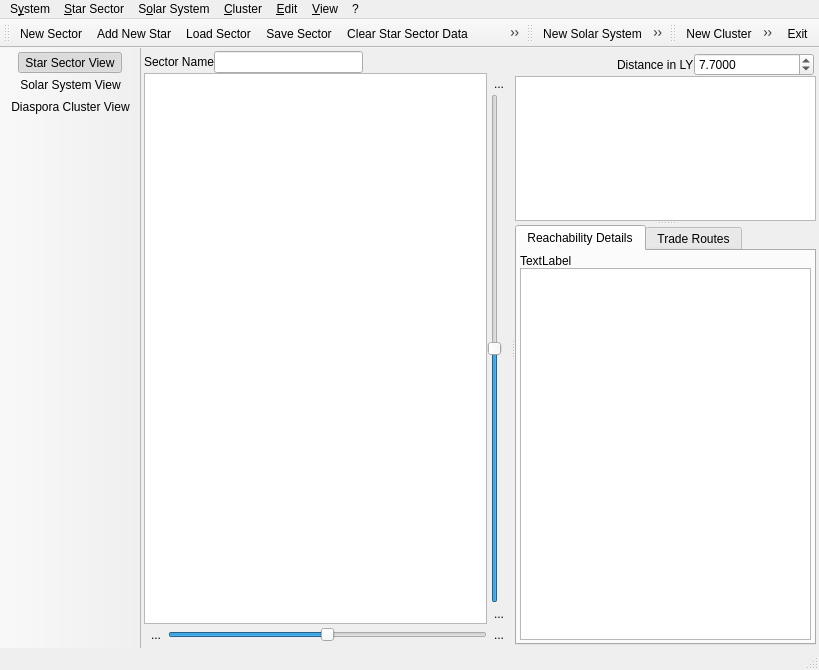
Above: src/warpmainwindow.ui from maxlambertini/Warp2010 before the change. Below: the same form after it.
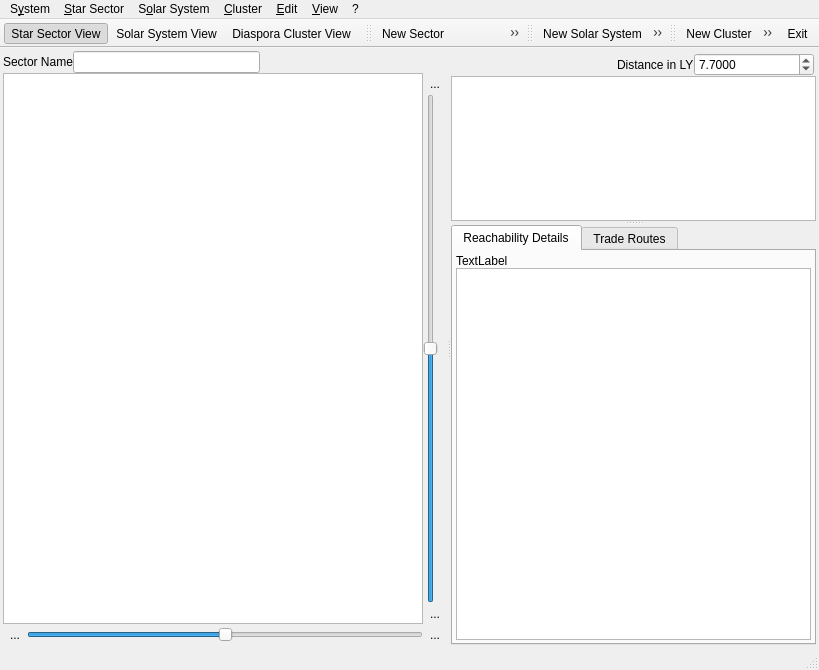
That is the form after the change. Icons and pictures are not drawn. Custom widgets are drawn as their Qt base class.

Diff of the .ui file:
```diff
--- a/src/warpmainwindow.ui
+++ b/src/warpmainwindow.ui
@@ -906,6 +906,32 @@
    <addaction name="menu"/>
   </widget>
   <widget class="QStatusBar" name="statusbar"/>
+  <widget class="QToolBar" name="toolBar">
+   <property name="windowTitle">
+    <string>toolBar</string>
+   </property>
+   <property name="movable">
+    <bool>false</bool>
+   </property>
+   <property name="iconSize">
+    <size>
+     <width>24</width>
+     <height>24</height>
+    </size>
+   </property>
+   <property name="floatable">
+    <bool>false</bool>
+   </property>
+   <attribute name="toolBarArea">
+    <enum>TopToolBarArea</enum>
+   </attribute>
+   <attribute name="toolBarBreak">
+    <bool>false</bool>
+   </attribute>
+   <addaction name="action_Star_Sector_View"/>
+   <addaction name="action_Solar_System_View"/>
+   <addaction name="action_Diaspora_Cluster_View"/>
+  </widget>
   <widget class="QToolBar" name="toolbarStarMap">
    <property name="windowTitle">
     <string>toolBar</string>
@@ -1035,32 +1061,6 @@
    </attribute>
    <addaction name="actionExit"/>
   </widget>
-  <widget class="QToolBar" name="toolBar">
-   <property name="windowTitle">
-    <string>toolBar</string>
-   </property>
-   <property name="movable">
-    <bool>false</bool>
-   </property>
-   <property name="iconSize">
-    <size>
-     <width>24</width>
-     <height>24</height>
-    </size>
-   </property>
-   <property name="floatable">
-    <bool>false</bool>
-   </property>
-   <attribute name="toolBarArea">
-    <enum>LeftToolBarArea</enum>
-   </attribute>
-   <attribute name="toolBarBreak">
-    <bool>false</bool>
-   </attribute>
-   <addaction name="action_Star_Sector_View"/>
-   <addaction name="action_Solar_System_View"/>
-   <addaction name="action_Diaspora_Cluster_View"/>
-  </widget>
   <action name="action_NewSector">
    <property name="icon">
     <iconset resource="Resources.qrc">
```
